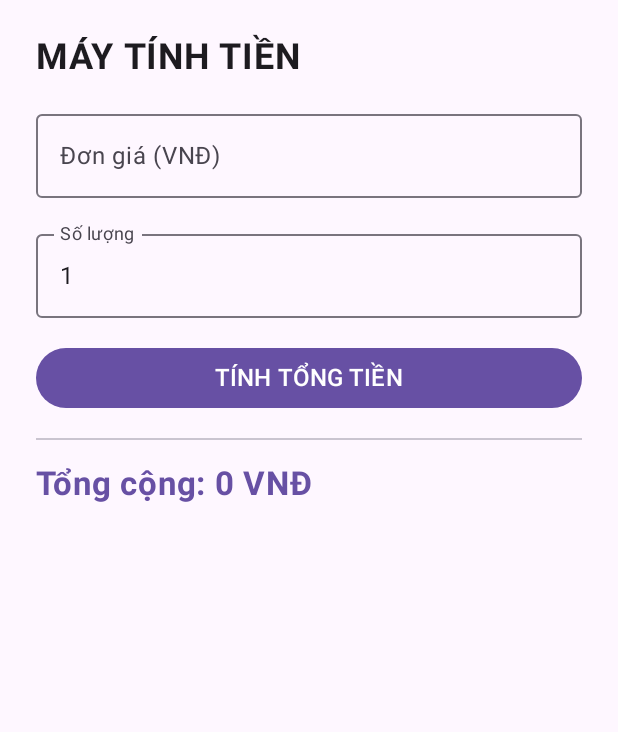
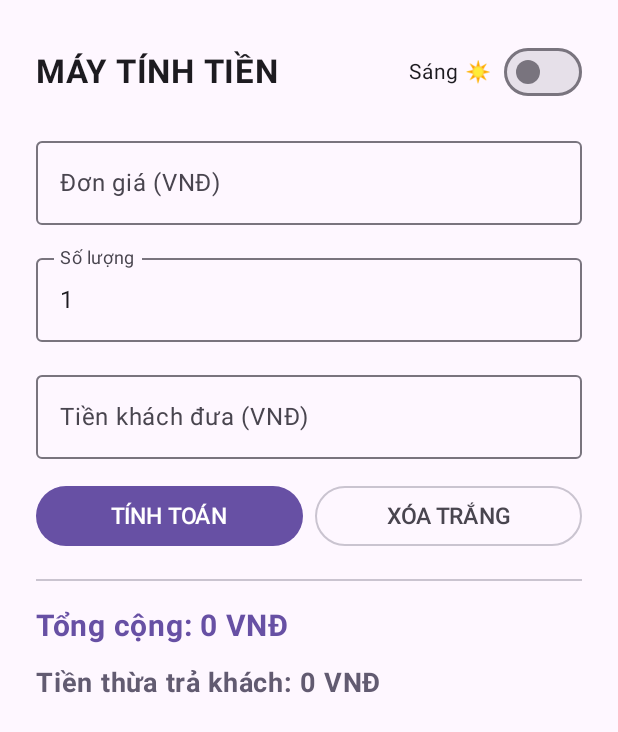
Before and after one commit to vuminhngocpt/May-Tinh-Tien, an Android app built with Jetpack Compose: the screen it shows after launch (MainActivity), on a phone screen of 412 x 824 dp. Shown: the top 732 px of the screen. Run offline under Robolectric (Android 15) with nearby library versions, the phone set to English and light mode, and no system bars.

Commit message:
Add dark mode support and improve UI layout

```diff
--- a/app/src/main/java/com/example/maytinhtien/MainActivity.kt
+++ b/app/src/main/java/com/example/maytinhtien/MainActivity.kt
@@ -7,6 +7,7 @@ import androidx.compose.foundation.layout.*
 import androidx.compose.foundation.text.KeyboardOptions
 import androidx.compose.material3.*
 import androidx.compose.runtime.*
+import androidx.compose.ui.Alignment
 import androidx.compose.ui.Modifier
 import androidx.compose.ui.text.font.FontWeight
 import androidx.compose.ui.text.input.KeyboardType
@@ -17,9 +18,18 @@ class MainActivity : ComponentActivity() {
     override fun onCreate(savedInstanceState: Bundle?) {
         super.onCreate(savedInstanceState)
         setContent {
-            MaterialTheme {
+            // Trạng thái lưu chế độ Sáng (false) hay Tối (true)
+            var isDarkTheme by remember { mutableStateOf(false) }
+
+            // Áp dụng bảng màu tùy theo chế độ
+            val colorScheme = if (isDarkTheme) darkColorScheme() else lightColorScheme()
+
+            MaterialTheme(colorScheme = colorScheme) {
                 Surface(modifier = Modifier.fillMaxSize()) {
-                    MayTinhTienScreen()
+                    MayTinhTienScreen(
+                        isDarkTheme = isDarkTheme,
+                        onThemeChanged = { isDarkTheme = it }
+                    )
                 }
             }
         }
@@ -27,23 +37,49 @@ class MainActivity : ComponentActivity() {
 }
 
 @Composable
-fun MayTinhTienScreen() {
+fun MayTinhTienScreen(
+    isDarkTheme: Boolean,
+    onThemeChanged: (Boolean) -> Unit
+) {
     var donGia by remember { mutableStateOf("") }
     var soLuong by remember { mutableStateOf("1") }
+    var tienKhachDua by remember { mutableStateOf("") }
+
     var tongTien by remember { mutableStateOf(0L) }
+    var tienThua by remember { mutableStateOf(0L) }
 
     Column(
         modifier = Modifier
             .fillMaxSize()
             .padding(24.dp),
-        verticalArrangement = Arrangement.spacedBy(16.dp)
+        verticalArrangement = Arrangement.spacedBy(14.dp)
+    ) {
+        // Hàng tiêu đề và công tắc đổi giao diện Sáng / Tối
+        Row(
+            modifier = Modifier.fillMaxWidth(),
+            horizontalArrangement = Arrangement.SpaceBetween,
+            verticalAlignment = Alignment.CenterVertically
         ) {
             Text(
                 text = "MÁY TÍNH TIỀN",
-            fontSize = 24.sp,
+                fontSize = 22.sp,
                 fontWeight = FontWeight.Bold
             )
 
+            Row(verticalAlignment = Alignment.CenterVertically) {
+                Text(
+                    text = if (isDarkTheme) "Tối 🌙" else "Sáng ☀️",
+                    fontSize = 14.sp
+                )
+                Spacer(modifier = Modifier.width(8.dp))
+                Switch(
+                    checked = isDarkTheme,
+                    onCheckedChange = onThemeChanged
+                )
+            }
+        }
+
+        // Ô nhập đơn giá
         OutlinedTextField(
             value = donGia,
             onValueChange = { donGia = it },
@@ -52,6 +88,7 @@ fun MayTinhTienScreen() {
             modifier = Modifier.fillMaxWidth()
         )
 
+        // Ô nhập số lượng
         OutlinedTextField(
             value = soLuong,
             onValueChange = { soLuong = it },
@@ -60,24 +97,65 @@ fun MayTinhTienScreen() {
             modifier = Modifier.fillMaxWidth()
         )
 
+        // Ô nhập tiền khách đưa để tính tiền thừa
+        OutlinedTextField(
+            value = tienKhachDua,
+            onValueChange = { tienKhachDua = it },
+            label = { Text("Tiền khách đưa (VNĐ)") },
+            keyboardOptions = KeyboardOptions(keyboardType = KeyboardType.Number),
+            modifier = Modifier.fillMaxWidth()
+        )
+
+        Row(
+            modifier = Modifier.fillMaxWidth(),
+            horizontalArrangement = Arrangement.spacedBy(8.dp)
+        ) {
+            // Nút tính toán
             Button(
                 onClick = {
                     val gia = donGia.toLongOrNull() ?: 0L
                     val sl = soLuong.toLongOrNull() ?: 0L
+                    val khachDua = tienKhachDua.toLongOrNull() ?: 0L
+
                     tongTien = gia * sl
+                    tienThua = khachDua - tongTien
                 },
-            modifier = Modifier.fillMaxWidth()
+                modifier = Modifier.weight(1f)
             ) {
-            Text("TÍNH TỔNG TIỀN", fontSize = 16.sp)
+                Text("TÍNH TOÁN", fontSize = 15.sp)
             }
 
-        Divider()
+            // Nút xóa trắng dữ liệu (Reset)
+            OutlinedButton(
+                onClick = {
+                    donGia = ""
+                    soLuong = "1"
+                    tienKhachDua = ""
+                    tongTien = 0L
+                    tienThua = 0L
+                },
+                modifier = Modifier.weight(1f)
+            ) {
+                Text("XÓA TRẮNG", fontSize = 15.sp)
+            }
+        }
 
+        Divider(modifier = Modifier.padding(vertical = 4.dp))
+
+        // Hiển thị kết quả tổng tiền
         Text(
             text = "Tổng cộng: %,d VNĐ".format(tongTien),
-            fontSize = 22.sp,
+            fontSize = 20.sp,
             fontWeight = FontWeight.Bold,
             color = MaterialTheme.colorScheme.primary
         )
+
+        // Hiển thị kết quả tiền thừa trả khách
+        Text(
+            text = "Tiền thừa trả khách: %,d VNĐ".format(if (tienThua >= 0) tienThua else 0),
+            fontSize = 18.sp,
+            fontWeight = FontWeight.Bold,
+            color = if (tienThua >= 0) MaterialTheme.colorScheme.secondary else MaterialTheme.colorScheme.error
+        )
     }
 }
```
Lines whose indentation alone changed are shown as unchanged.
